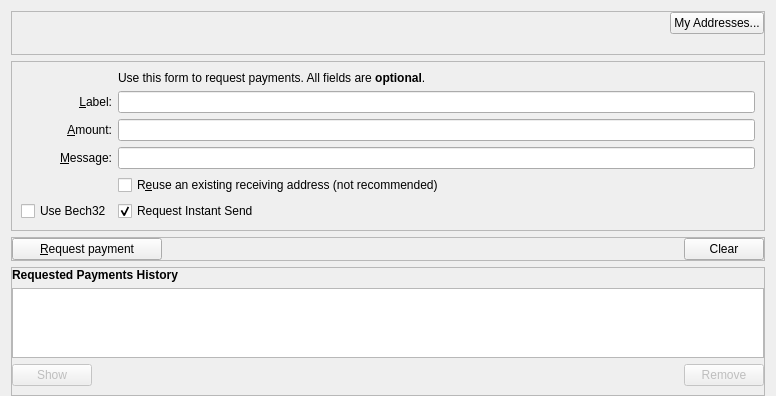
galactrum/galactrum, file src/qt/forms/receivecoinsdialog.ui: the form before one commit.
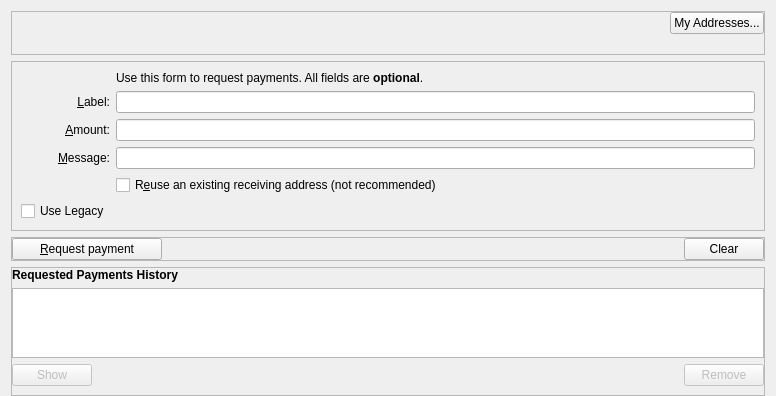
The form after the commit. Custom widgets are drawn as their Qt base class.

```diff
--- a/src/qt/forms/receivecoinsdialog.ui
+++ b/src/qt/forms/receivecoinsdialog.ui
@@ -140,12 +140,19 @@
                                         </property>
                                     </widget>
                                 </item>
-                                <item>
+                                <!--item>
                                     <widget class="QCheckBox" name="useBech32">
                                     <property name="text">
                                     <string>Use Bech32</string>
                                     </property>
                                     </widget>
+                                </item-->
+                                <item>
+                                    <widget class="QCheckBox" name="useLegacy">
+                                    <property name="text">
+                                    <string>Use Legacy</string>
+                                    </property>
+                                    </widget>
                                 </item>
                                 <item row="2" column="2">
                                     <widget class="QLabel" name="labelRequestForm">
@@ -199,16 +206,6 @@
                                         </property>
                                     </widget>
                                 </item>
-                                <item row="8" column="2">
-                                    <widget class="QCheckBox" name="checkUseInstantSend">
-                                        <property name="text">
-                                            <string>Request Instant Send</string>
-                                        </property>
-                                        <property name="checked">
-                                            <bool>true</bool>
-                                        </property>
-                                    </widget>
-                                </item>
                             </layout>
                         </item>
                     </layout>
```
